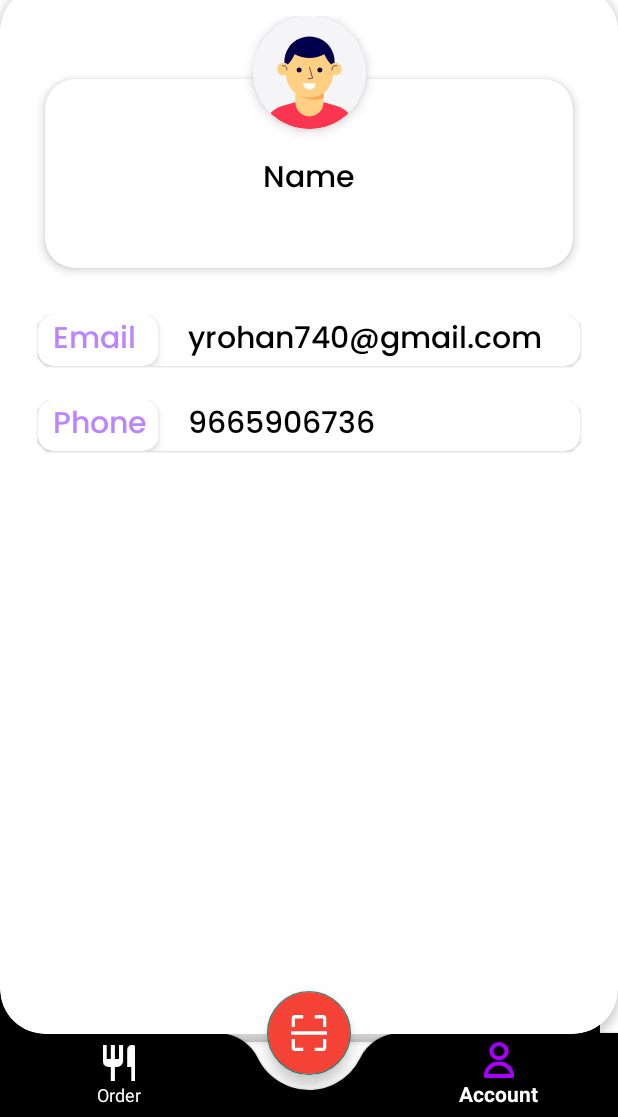
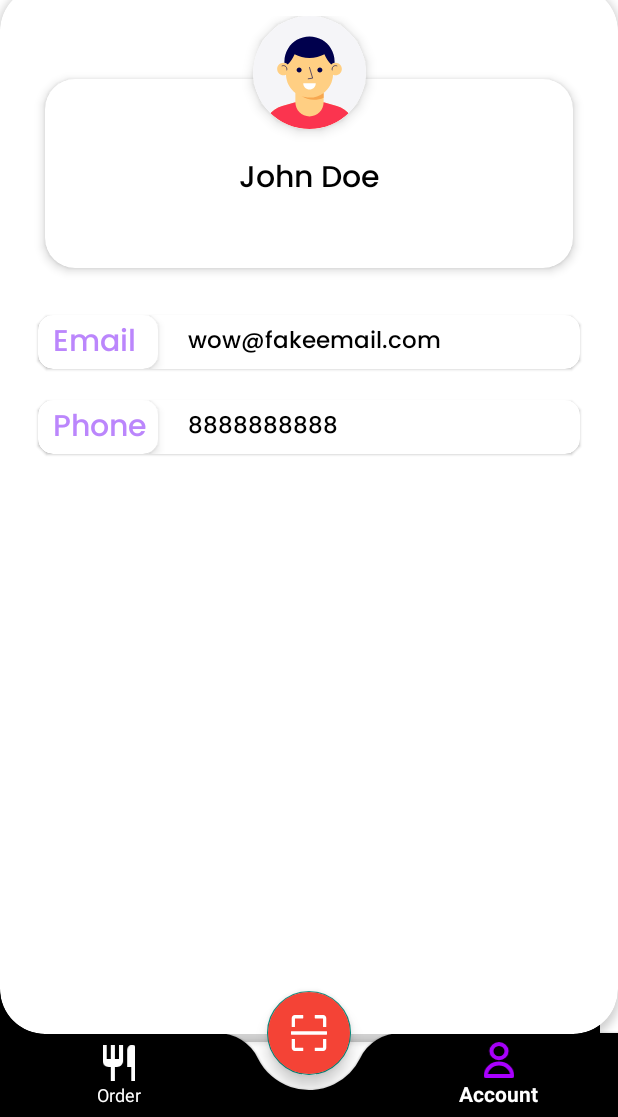
Before and after one commit to geek-lords/fine-dine-frontend, an Android app: the fragment_account screen opened through its navigation route, on a phone screen of 412 x 824 dp, the part 119-1236 px from its top. Run offline under Robolectric (Android 15) with nearby library versions, the phone set to English and light mode, and no system bars; our stand-ins replace navigation-ui; network calls fail.

Commit message:
Min Changes

```diff
--- a/app/src/main/res/layout/fragment_account.xml
+++ b/app/src/main/res/layout/fragment_account.xml
@@ -49,7 +49,7 @@
                android:layout_width="match_parent"
                android:layout_height="wrap_content"
                android:textSize="20sp"
-               android:text="Name"
+               android:text="John Doe"
                android:fontFamily="@font/poppins_medium"
                android:layout_marginTop="50dp"
                android:textColor="@color/black"
@@ -76,9 +76,10 @@
                android:layout_height="wrap_content"
                android:layout_marginStart="100dp"
                android:fontFamily="@font/poppins_medium"
-               android:text="yrohan740@gmail.com"
+               android:text="wow@fakeemail.com"
                android:textColor="@color/black"
-               android:textSize="20sp" />
+               android:paddingTop="5dp"
+               android:textSize="15sp" />
 
            <com.google.android.material.card.MaterialCardView
                android:layout_width="80dp"
@@ -97,6 +98,7 @@
                    android:fontFamily="@font/poppins_medium"
                    android:text="Email"
                    android:textColor="@color/purple_200"
+                   android:paddingTop="2dp"
                    android:textSize="20sp" />
 
            </com.google.android.material.card.MaterialCardView>
@@ -121,9 +123,10 @@
                android:layout_height="wrap_content"
                android:layout_marginStart="100dp"
                android:fontFamily="@font/poppins_medium"
-               android:text="9665906736"
+               android:text="8888888888"
                android:textColor="@color/black"
-               android:textSize="20sp" />
+               android:paddingTop="5dp"
+               android:textSize="15sp" />
 
            <com.google.android.material.card.MaterialCardView
                android:layout_width="80dp"
@@ -142,6 +145,7 @@
                    android:fontFamily="@font/poppins_medium"
                    android:text="Phone"
                    android:textColor="@color/purple_200"
+                   android:paddingTop="2dp"
                    android:textSize="20sp" />
 
            </com.google.android.material.card.MaterialCardView>
```
